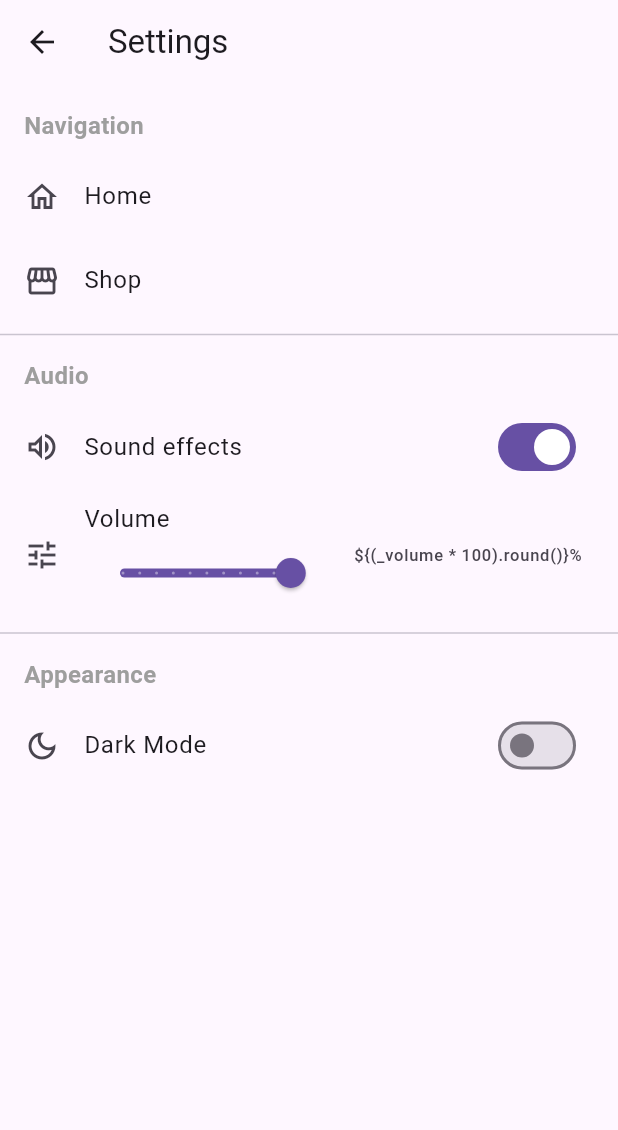
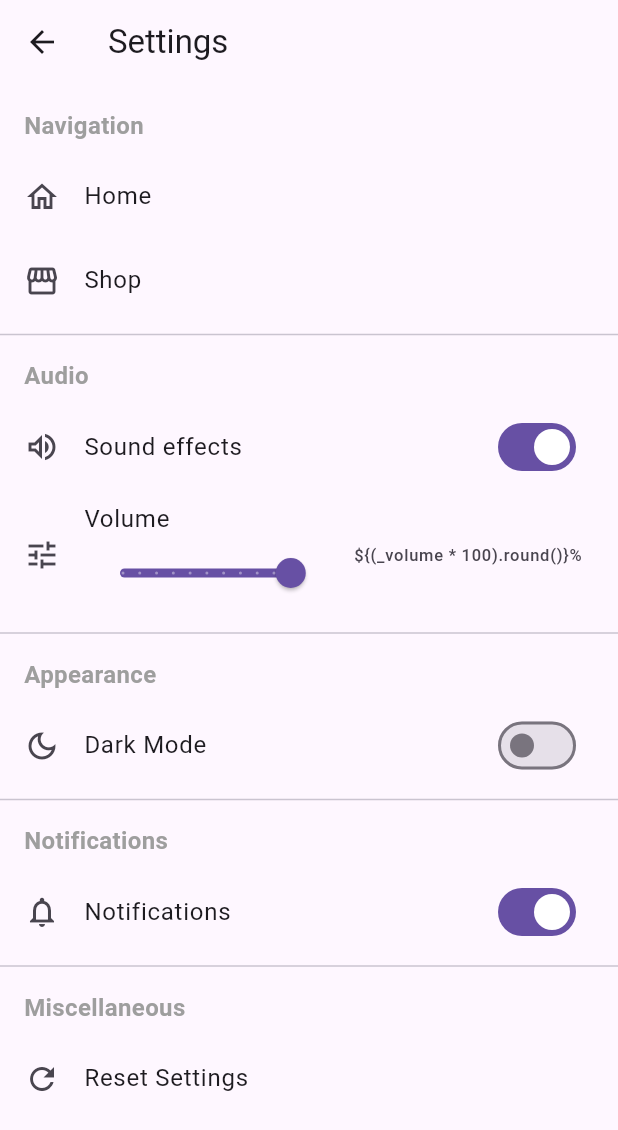
Before and after one commit to CSC-3380-Spring-2025/Team-15, a Flutter app: the SettingsPage screen opened directly, on a phone screen of 412 x 824 dp. Shown: the top 1130 px of the screen. Run offline on Flutter 3.47's test engine with Material 3 defaults, Android fonts, the phone set to English and light mode, and no system bars; our stand-ins replace audioplayers, cloud_firestore, firebase_auth, firebase_core, shared_preferences, table_calendar; accounts and stored records are empty.

Commit message:
more settings additions

```diff
--- a/fortis/lib/pages/pop_up_pages/settings.dart
+++ b/fortis/lib/pages/pop_up_pages/settings.dart
@@ -1,11 +1,13 @@
 import 'package:flutter/material.dart';
 import 'package:shared_preferences/shared_preferences.dart';
 
-/// Settings screen showing navigation shortcuts, audio controls, and dark mode toggle.
+/// Settings screen showing navigation shortcuts, audio controls, dark mode, notifications, and reset feature.
 ///
 /// - Persists user choices with `shared_preferences`.
-/// - Allows enabling/disabling sound effects and adjusting volume (0–100 %).
+/// - Allows enabling/disabling sound effects and adjusting volume (0–100 %).
 /// - Enables/disables dark mode.
+/// - Enables/disabling notifications.
+/// - Resets all settings to defaults.
 class SettingsPage extends StatefulWidget {
   const SettingsPage({super.key});
 
@@ -17,10 +19,12 @@ class _SettingsPageState extends State<SettingsPage> {
   static const _kSoundOnKey = 'soundOn';
   static const _kVolumeKey = 'volume';
   static const _kDarkModeKey = 'darkMode';
+  static const _kNotificationsKey = 'notifications';
 
   bool _soundOn = true;
   double _volume = 1.0; // 0.0 → muted, 1.0 → max
   bool _darkMode = false;
+  bool _notifications = true;
 
   @override
   void initState() {
@@ -34,6 +38,7 @@ class _SettingsPageState extends State<SettingsPage> {
       _soundOn = prefs.getBool(_kSoundOnKey) ?? true;
       _volume = prefs.getDouble(_kVolumeKey) ?? 1.0;
       _darkMode = prefs.getBool(_kDarkModeKey) ?? false;
+      _notifications = prefs.getBool(_kNotificationsKey) ?? true;
     });
   }
 
@@ -53,6 +58,29 @@ class _SettingsPageState extends State<SettingsPage> {
     final prefs = await SharedPreferences.getInstance();
     await prefs.setBool(_kDarkModeKey, value);
     setState(() => _darkMode = value);
+  }
+
+  Future<void> _toggleNotifications(bool value) async {
+    final prefs = await SharedPreferences.getInstance();
+    await prefs.setBool(_kNotificationsKey, value);
+    setState(() => _notifications = value);
+  }
+
+  Future<void> _resetSettings() async {
+    final prefs = await SharedPreferences.getInstance();
+    await prefs.remove(_kSoundOnKey);
+    await prefs.remove(_kVolumeKey);
+    await prefs.remove(_kDarkModeKey);
+    await prefs.remove(_kNotificationsKey);
+    setState(() {
+      _soundOn = true;
+      _volume = 1.0;
+      _darkMode = false;
+      _notifications = true;
+    });
+    ScaffoldMessenger.of(context).showSnackBar(
+      const SnackBar(content: Text('Settings reset to defaults')),
+    );
   }
 
   @override
@@ -111,6 +139,25 @@ class _SettingsPageState extends State<SettingsPage> {
             value: _darkMode,
             onChanged: _toggleDarkMode,
           ),
+          const Divider(),
+
+          // ── Notifications section ──────────────────────────────────────────
+          const _SectionHeader('Notifications'),
+          SwitchListTile(
+            secondary: const Icon(Icons.notifications_outlined),
+            title: const Text('Notifications'),
+            value: _notifications,
+            onChanged: _toggleNotifications,
+          ),
+          const Divider(),
+
+          // ── Miscellaneous section ──────────────────────────────────────────
+          const _SectionHeader('Miscellaneous'),
+          ListTile(
+            leading: const Icon(Icons.refresh_outlined),
+            title: const Text('Reset Settings'),
+            onTap: _resetSettings,
+          ),
         ],
       ),
     );
```
